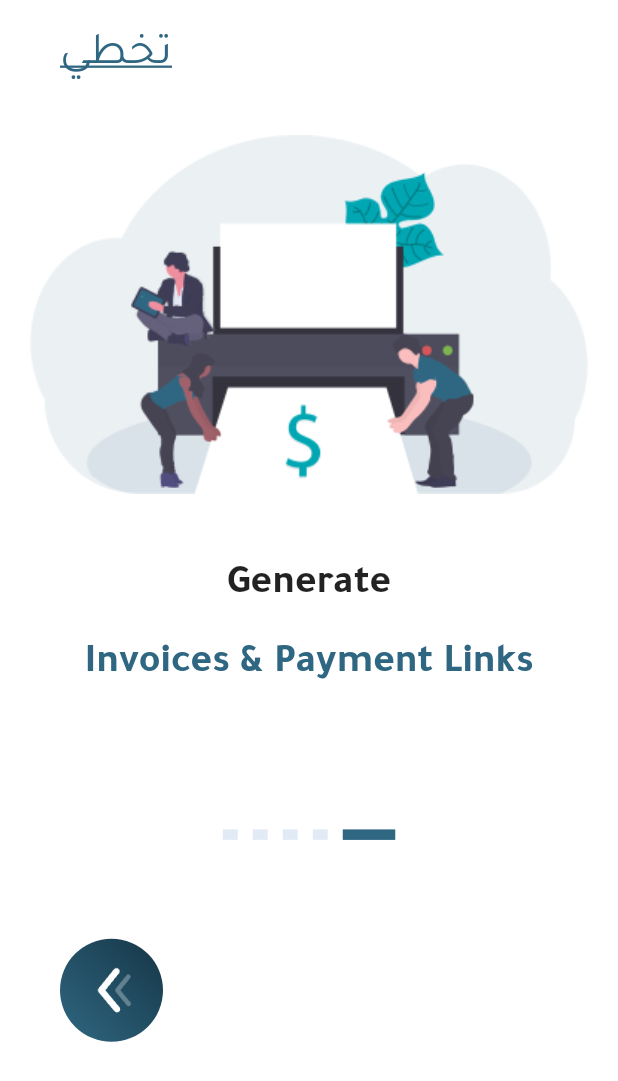
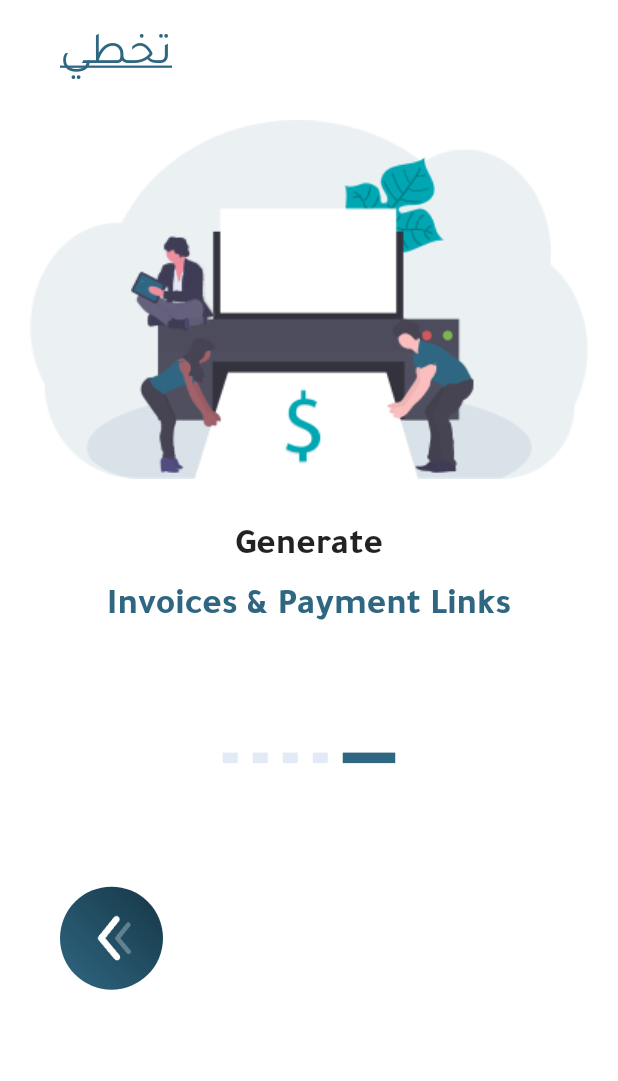
Before and after one commit to Dropidea/SAFQA-MOBILE-APP, a Flutter app: the screen it shows after launch, after a tap on "العربية", on a phone screen of 412 x 824 dp. Shown: the top 1081 px of the screen. Run offline on Flutter 3.47's test engine with Material 2 defaults, Android fonts, the phone set to English and light mode, and no system bars; our stand-ins replace dio, dotted_border, email_validator, file_picker, fl_chart, flutter_zoom_drawer and 6 more; missing offline and left inert: textfield_datepicker; network calls fail.

Commit message:
signup bugs fixed

```diff
--- a/lib/pages/log-reg/intro_page.dart
+++ b/lib/pages/log-reg/intro_page.dart
@@ -87,8 +87,8 @@ class _IntroPageState extends State<IntroPage> {
                       ),
                 Container(
                   width: w,
-                  margin: EdgeInsets.only(top: 30),
-                  height: 1.7 * h / 3,
+                  margin: EdgeInsets.only(top: 20),
+                  height: 1.55 * h / 3,
                   child: PageView(
                     controller: _pageController,
                     physics: NeverScrollableScrollPhysics(),
@@ -155,8 +155,8 @@ class _IntroPageState extends State<IntroPage> {
                       Container(
                         width: 50.0.sp,
                         height: 50.0.sp,
-                        margin: EdgeInsets.symmetric(
-                            horizontal: 20, vertical: 0.08 * h),
+                        margin:
+                            EdgeInsets.only(left: 20, right: 20, top: 0.1 * h),
                         decoration: const BoxDecoration(
                           gradient: LinearGradient(
                               begin: Alignment.bottomLeft,
@@ -231,22 +231,22 @@ class _IntroPageState extends State<IntroPage> {
         ),
         Container(
           margin:
-              EdgeInsets.only(top: 30.0.sp, bottom: 10, left: 20, right: 20),
+              EdgeInsets.only(top: 20.0.sp, bottom: 10, left: 20, right: 20),
           child: Text(
             text1,
             style: TextStyle(
-              fontSize: 20.0.sp,
+              fontSize: 18.0.sp,
               fontWeight: FontWeight.w600,
             ),
           ),
         ),
         Container(
-          margin: EdgeInsets.only(top: 10, left: 10, right: 10),
+          margin: EdgeInsets.only(left: 10, right: 10),
           child: Text(
             text2,
             textAlign: TextAlign.center,
             style: TextStyle(
-              fontSize: 20.0.sp,
+              fontSize: 18.0.sp,
               fontWeight: FontWeight.w600,
               color: Color(0xff2F6782),
             ),
--- a/lib/pages/log-reg/select_language_page.dart
+++ b/lib/pages/log-reg/select_language_page.dart
@@ -28,7 +28,7 @@ class SelectLanguagePage extends StatelessWidget {
               children: [
                 Container(
                   width: w,
-                  height: h / 3,
+                  height: h / 2.5,
                   decoration: BoxDecoration(
                     image: DecorationImage(
                       image: AssetImage(
@@ -42,11 +42,11 @@ class SelectLanguagePage extends StatelessWidget {
             Container(
               width: w,
               height: h,
-              padding: EdgeInsets.only(top: 0.05 * h),
+              padding: EdgeInsets.only(top: 0.04 * h),
               child: Column(
                 children: [
                   Container(
-                    margin: EdgeInsets.only(top: 0.07 * h, bottom: 0.07 * h),
+                    margin: EdgeInsets.only(top: 0.05 * h, bottom: 0.05 * h),
                     child: Hero(
                       tag: "logo",
                       child: Image(
@@ -60,7 +60,7 @@ class SelectLanguagePage extends StatelessWidget {
                     ),
                   ),
                   Container(
-                    margin: EdgeInsets.only(bottom: 0.07 * h),
+                    margin: EdgeInsets.only(bottom: 0.05 * h),
                     child: Text(
                       "Please choose the language",
                       textAlign: TextAlign.center,
--- a/lib/pages/log-reg/signup.dart
+++ b/lib/pages/log-reg/signup.dart
@@ -81,7 +81,7 @@ class SignUpPage extends StatelessWidget {
                         ],
                       ),
                       SizedBox(
-                        height: 20.0.sp,
+                        height: 5.0.sp,
                       ),
                       Expanded(
                         child: PageView(
--- a/lib/widgets/signup_text_field.dart
+++ b/lib/widgets/signup_text_field.dart
@@ -33,7 +33,7 @@ class SignUpTextField extends StatelessWidget {
   @override
   Widget build(BuildContext context) {
     return Container(
-      margin: EdgeInsets.symmetric(vertical: 5),
+      margin: EdgeInsets.symmetric(vertical: 2),
       child: Padding(
         padding: padding!,
         child: TextFormField(
```
Also changed, not shown: lib/pages/log-reg/complete_signup.dart (+37 -31 lines).
